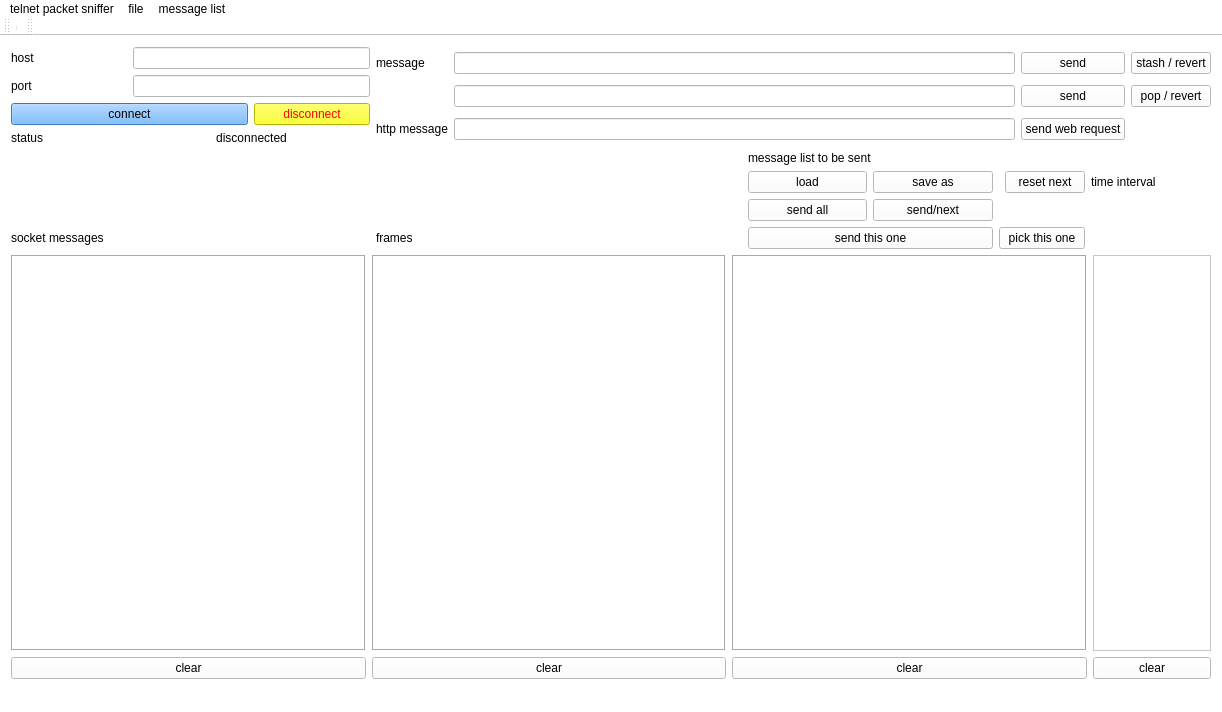
The window that telnetPacketSniffer/mainwindow.ui (cf16/qt) describes before a commit, drawn with Qt 5.
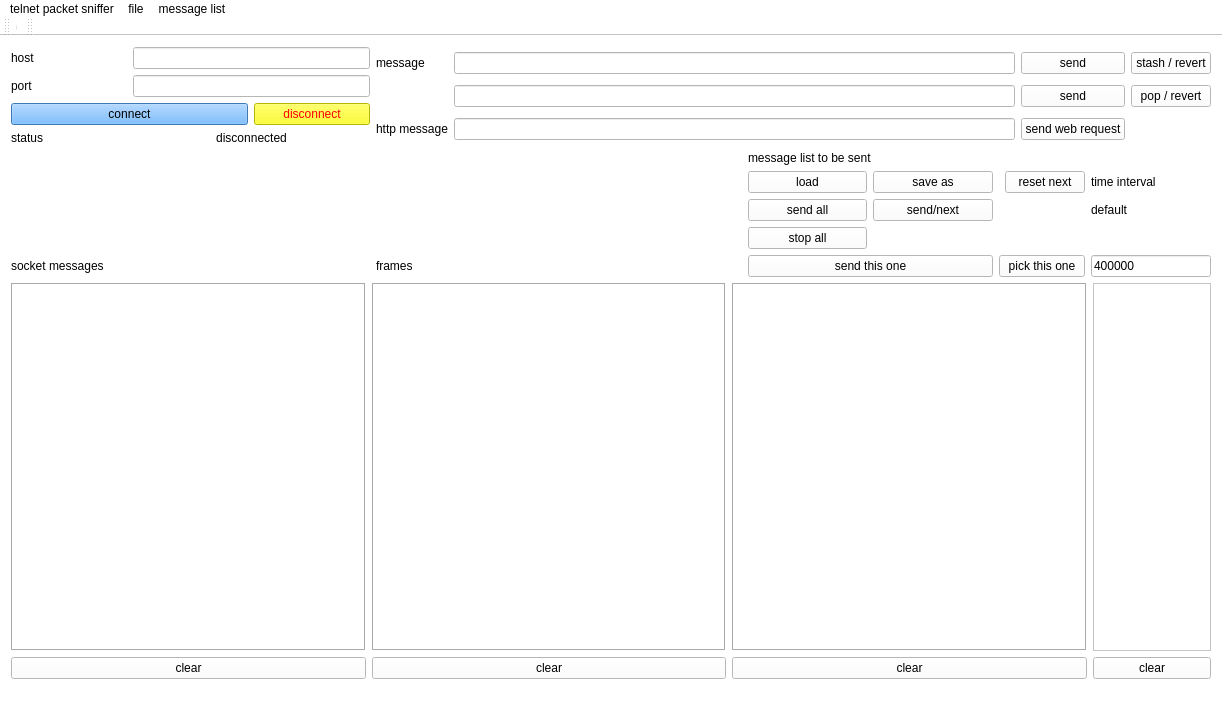
The same window after the commit.

The edit to the form file:
```diff
--- a/telnetPacketSniffer/mainwindow.ui
+++ b/telnetPacketSniffer/mainwindow.ui
@@ -30,141 +30,32 @@
     </sizepolicy>
    </property>
    <layout class="QGridLayout" name="gridLayout_3">
-    <item row="4" column="7">
-     <widget class="QLabel" name="timeLabel">
-      <property name="sizePolicy">
-       <sizepolicy hsizetype="Preferred" vsizetype="Preferred">
-        <horstretch>1</horstretch>
-        <verstretch>0</verstretch>
-       </sizepolicy>
-      </property>
-      <property name="text">
-       <string>time interval</string>
-      </property>
-     </widget>
-    </item>
-    <item row="6" column="3" colspan="2">
+    <item row="7" column="3" colspan="2">
      <widget class="QPushButton" name="sendThisOneBtn">
       <property name="text">
        <string>send this one</string>
       </property>
      </widget>
     </item>
-    <item row="4" column="6">
-     <widget class="QPushButton" name="resetNextBtn">
-      <property name="text">
-       <string>reset next</string>
-      </property>
-     </widget>
-    </item>
-    <item row="6" column="5" colspan="2">
+    <item row="7" column="5" colspan="2">
      <widget class="QPushButton" name="pickThisOneBtn">
       <property name="text">
        <string>pick this one</string>
       </property>
      </widget>
     </item>
-    <item row="7" column="0" colspan="8">
-     <layout class="QGridLayout" name="gridLayout_2">
-      <item row="0" column="0">
-       <widget class="QPlainTextEdit" name="msgsPlainTextEdit">
-        <property name="sizePolicy">
-         <sizepolicy hsizetype="Expanding" vsizetype="Expanding">
-          <horstretch>3</horstretch>
-          <verstretch>0</verstretch>
-         </sizepolicy>
-        </property>
-        <property name="styleSheet">
-         <string notr="true"/>
-        </property>
-        <property name="frameShape">
-         <enum>QFrame::Box</enum>
-        </property>
-        <property name="frameShadow">
-         <enum>QFrame::Sunken</enum>
-        </property>
-       </widget>
-      </item>
-      <item row="0" column="2">
-       <widget class="QPlainTextEdit" name="listPlainTextEdit">
-        <property name="sizePolicy">
-         <sizepolicy hsizetype="Expanding" vsizetype="Expanding">
-          <horstretch>3</horstretch>
-          <verstretch>0</verstretch>
-         </sizepolicy>
-        </property>
-        <property name="styleSheet">
-         <string notr="true">background-color: rgb(255, 255, 255);</string>
-        </property>
-        <property name="frameShape">
-         <enum>QFrame::Box</enum>
-        </property>
-        <property name="lineWidth">
-         <number>1</number>
-        </property>
-       </widget>
-      </item>
-      <item row="0" column="3">
-       <widget class="QPlainTextEdit" name="timeIntervalTextEdit">
-        <property name="sizePolicy">
-         <sizepolicy hsizetype="Expanding" vsizetype="Expanding">
-          <horstretch>1</horstretch>
-          <verstretch>0</verstretch>
-         </sizepolicy>
-        </property>
-       </widget>
-      </item>
-      <item row="0" column="1">
-       <widget class="QPlainTextEdit" name="framesPlainTextEdit">
-        <property name="sizePolicy">
-         <sizepolicy hsizetype="Expanding" vsizetype="Expanding">
-          <horstretch>3</horstretch>
-          <verstretch>0</verstretch>
-         </sizepolicy>
-        </property>
-        <property name="styleSheet">
-         <string notr="true"/>
-        </property>
-        <property name="frameShape">
-         <enum>QFrame::Box</enum>
-        </property>
-        <property name="frameShadow">
-         <enum>QFrame::Sunken</enum>
-        </property>
-        <property name="backgroundVisible">
-         <bool>false</bool>
-        </property>
-       </widget>
-      </item>
-      <item row="1" column="0">
-       <widget class="QPushButton" name="clearMsgBtn">
-        <property name="text">
-         <string>clear</string>
-        </property>
-       </widget>
-      </item>
-      <item row="1" column="1">
-       <widget class="QPushButton" name="clearFramesBtn">
-        <property name="text">
-         <string>clear</string>
-        </property>
-       </widget>
-      </item>
-      <item row="1" column="2">
-       <widget class="QPushButton" name="clearMsgListBtn">
-        <property name="text">
-         <string>clear</string>
-        </property>
-       </widget>
-      </item>
-      <item row="1" column="3">
-       <widget class="QPushButton" name="clearTvalsBtn">
-        <property name="text">
-         <string>clear</string>
-        </property>
-       </widget>
-      </item>
-     </layout>
+    <item row="5" column="3">
+     <widget class="QPushButton" name="sendAllMsgListButton">
+      <property name="sizePolicy">
+       <sizepolicy hsizetype="Minimum" vsizetype="Fixed">
+        <horstretch>1</horstretch>
+        <verstretch>0</verstretch>
+       </sizepolicy>
+      </property>
+      <property name="text">
+       <string>send all</string>
+      </property>
+     </widget>
     </item>
     <item row="0" column="1" colspan="7">
      <layout class="QGridLayout" name="gridLayout_4">
@@ -238,11 +129,11 @@
       </item>
      </layout>
     </item>
-    <item row="1" column="3" colspan="2">
-     <widget class="QLabel" name="msgListLabel">
+    <item row="7" column="1">
+     <widget class="QLabel" name="framesLabel">
       <property name="sizePolicy">
        <sizepolicy hsizetype="Preferred" vsizetype="Preferred">
-        <horstretch>1</horstretch>
+        <horstretch>3</horstretch>
         <verstretch>0</verstretch>
        </sizepolicy>
       </property>
@@ -250,7 +141,7 @@
        <string notr="true"/>
       </property>
       <property name="text">
-       <string>message list to be sent</string>
+       <string>frames</string>
       </property>
      </widget>
     </item>
@@ -524,16 +415,10 @@
       </item>
      </layout>
     </item>
-    <item row="5" column="3">
-     <widget class="QPushButton" name="sendAllMsgListButton">
-      <property name="sizePolicy">
-       <sizepolicy hsizetype="Minimum" vsizetype="Fixed">
-        <horstretch>1</horstretch>
-        <verstretch>0</verstretch>
-       </sizepolicy>
-      </property>
+    <item row="5" column="7">
+     <widget class="QLabel" name="defaultIntervalLbl">
       <property name="text">
-       <string>send all</string>
+       <string>default</string>
       </property>
      </widget>
     </item>
@@ -544,10 +429,128 @@
       </property>
      </widget>
     </item>
-    <item row="4" column="4">
-     <widget class="QPushButton" name="saveAsListMsgBtn">
+    <item row="8" column="0" colspan="8">
+     <layout class="QGridLayout" name="gridLayout_2">
+      <item row="0" column="0">
+       <widget class="QPlainTextEdit" name="msgsPlainTextEdit">
+        <property name="sizePolicy">
+         <sizepolicy hsizetype="Expanding" vsizetype="Expanding">
+          <horstretch>3</horstretch>
+          <verstretch>0</verstretch>
+         </sizepolicy>
+        </property>
+        <property name="styleSheet">
+         <string notr="true"/>
+        </property>
+        <property name="frameShape">
+         <enum>QFrame::Box</enum>
+        </property>
+        <property name="frameShadow">
+         <enum>QFrame::Sunken</enum>
+        </property>
+       </widget>
+      </item>
+      <item row="0" column="2">
+       <widget class="QPlainTextEdit" name="listPlainTextEdit">
+        <property name="sizePolicy">
+         <sizepolicy hsizetype="Expanding" vsizetype="Expanding">
+          <horstretch>3</horstretch>
+          <verstretch>0</verstretch>
+         </sizepolicy>
+        </property>
+        <property name="styleSheet">
+         <string notr="true">background-color: rgb(255, 255, 255);</string>
+        </property>
+        <property name="frameShape">
+         <enum>QFrame::Box</enum>
+        </property>
+        <property name="lineWidth">
+         <number>1</number>
+        </property>
+       </widget>
+      </item>
+      <item row="0" column="3">
+       <widget class="QPlainTextEdit" name="timeIntervalTextEdit">
+        <property name="sizePolicy">
+         <sizepolicy hsizetype="Expanding" vsizetype="Expanding">
+          <horstretch>1</horstretch>
+          <verstretch>0</verstretch>
+         </sizepolicy>
+        </property>
+       </widget>
+      </item>
+      <item row="0" column="1">
+       <widget class="QPlainTextEdit" name="framesPlainTextEdit">
+        <property name="sizePolicy">
+         <sizepolicy hsizetype="Expanding" vsizetype="Expanding">
+          <horstretch>3</horstretch>
+          <verstretch>0</verstretch>
+         </sizepolicy>
+        </property>
+        <property name="styleSheet">
+         <string notr="true"/>
+        </property>
+        <property name="frameShape">
+         <enum>QFrame::Box</enum>
+        </property>
+        <property name="frameShadow">
+         <enum>QFrame::Sunken</enum>
+        </property>
+        <property name="backgroundVisible">
+         <bool>false</bool>
+        </property>
+       </widget>
+      </item>
+      <item row="1" column="0">
+       <widget class="QPushButton" name="clearMsgBtn">
+        <property name="text">
+         <string>clear</string>
+        </property>
+       </widget>
+      </item>
+      <item row="1" column="1">
+       <widget class="QPushButton" name="clearFramesBtn">
+        <property name="text">
+         <string>clear</string>
+        </property>
+       </widget>
+      </item>
+      <item row="1" column="2">
+       <widget class="QPushButton" name="clearMsgListBtn">
+        <property name="text">
+         <string>clear</string>
+        </property>
+       </widget>
+      </item>
+      <item row="1" column="3">
+       <widget class="QPushButton" name="clearTvalsBtn">
+        <property name="text">
+         <string>clear</string>
+        </property>
+       </widget>
+      </item>
+     </layout>
+    </item>
+    <item row="4" column="6">
+     <widget class="QPushButton" name="resetNextBtn">
       <property name="text">
-       <string>save as</string>
+       <string>reset next</string>
+      </property>
+     </widget>
+    </item>
+    <item row="7" column="0">
+     <widget class="QLabel" name="socketMessagesLabel">
+      <property name="sizePolicy">
+       <sizepolicy hsizetype="Preferred" vsizetype="Preferred">
+        <horstretch>3</horstretch>
+        <verstretch>0</verstretch>
+       </sizepolicy>
+      </property>
+      <property name="styleSheet">
+       <string notr="true"/>
+      </property>
+      <property name="text">
+       <string>socket messages</string>
       </property>
      </widget>
     </item>
@@ -564,27 +567,24 @@
       </property>
      </widget>
     </item>
-    <item row="6" column="0">
-     <widget class="QLabel" name="socketMessagesLabel">
+    <item row="4" column="7">
+     <widget class="QLabel" name="timeLabel">
       <property name="sizePolicy">
        <sizepolicy hsizetype="Preferred" vsizetype="Preferred">
-        <horstretch>3</horstretch>
+        <horstretch>1</horstretch>
         <verstretch>0</verstretch>
        </sizepolicy>
       </property>
-      <property name="styleSheet">
-       <string notr="true"/>
-      </property>
       <property name="text">
-       <string>socket messages</string>
+       <string>time interval</string>
       </property>
      </widget>
     </item>
-    <item row="6" column="1">
-     <widget class="QLabel" name="framesLabel">
+    <item row="1" column="3" colspan="2">
+     <widget class="QLabel" name="msgListLabel">
       <property name="sizePolicy">
        <sizepolicy hsizetype="Preferred" vsizetype="Preferred">
-        <horstretch>3</horstretch>
+        <horstretch>1</horstretch>
         <verstretch>0</verstretch>
        </sizepolicy>
       </property>
@@ -592,7 +592,28 @@
        <string notr="true"/>
       </property>
       <property name="text">
-       <string>frames</string>
+       <string>message list to be sent</string>
+      </property>
+     </widget>
+    </item>
+    <item row="4" column="4">
+     <widget class="QPushButton" name="saveAsListMsgBtn">
+      <property name="text">
+       <string>save as</string>
+      </property>
+     </widget>
+    </item>
+    <item row="7" column="7">
+     <widget class="QLineEdit" name="defaultIntervalLineEdit">
+      <property name="text">
+       <string>400000</string>
+      </property>
+     </widget>
+    </item>
+    <item row="6" column="3">
+     <widget class="QPushButton" name="stopAllMsgListButton">
+      <property name="text">
+       <string>stop all</string>
       </property>
      </widget>
     </item>
```
